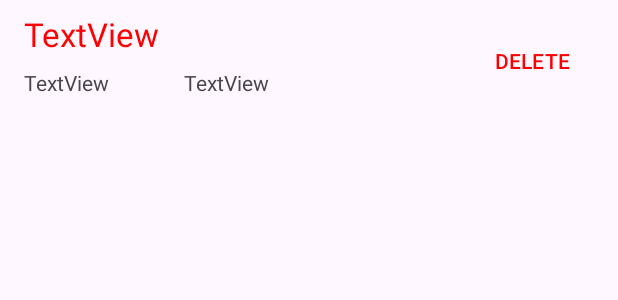
After one commit to osanchezGSU/To-Do-List, an Android app: the layout list_item.xml on its own in the app's theme, with its tools: preview values and no code run, on a phone screen of 412 x 824 dp. The commit adds this screen. Shown: the top 300 px of the screen. Run offline under Robolectric (Android 15) with nearby library versions, the phone set to English and light mode, and no system bars.

```diff
--- a/app/src/main/java/com/example/to_dolist/CalendarActivity.java
+++ b/app/src/main/java/com/example/to_dolist/CalendarActivity.java
@@ -2,10 +2,14 @@ package com.example.to_dolist;
 
 import androidx.appcompat.app.AppCompatActivity;
 
+import android.app.Activity;
 import android.content.Intent;
 import android.os.Bundle;
+import android.view.View;
 
+import com.example.to_dolist.databinding.ActivityMainBinding;
 import com.google.android.material.bottomnavigation.BottomNavigationView;
+import com.google.android.material.navigation.NavigationBarView;
 
 public class CalendarActivity extends AppCompatActivity {
 
--- a/app/src/main/java/com/example/to_dolist/ToDoAdapter.java
+++ b/app/src/main/java/com/example/to_dolist/ToDoAdapter.java
@@ -44,8 +44,8 @@ public class ToDoAdapter extends RecyclerView.Adapter {
             a method, that the method cannot return a null value  */
         public MemoViewHolder(@NonNull View itemView) {
             super(itemView);
-            textViewMemo = itemView.findViewById(R.id.textSubjectInput);
-            deleteButton = itemView.findViewById(R.id.buttonDeleteMemo);
+            textViewMemo = itemView.findViewById(R.id.textContactName);
+            deleteButton = itemView.findViewById(R.id.buttonDeleteContact);
 
             // Sets tag so we can identify which item was clicked
             itemView.setTag(this);
@@ -81,7 +81,7 @@ public class ToDoAdapter extends RecyclerView.Adapter {
     @Override
     public RecyclerView.ViewHolder onCreateViewHolder(@NonNull ViewGroup parent, int viewType) {
 
-        View v = LayoutInflater.from(parent.getContext()).inflate(R.layout.activity_list_item,
+        View v = LayoutInflater.from(parent.getContext()).inflate(R.layout.list_item,
                 parent, false);
         return new MemoViewHolder(v);
     }
--- /dev/null
+++ b/app/src/main/res/drawable/back_arrow.xml
@@ -0,0 +1,5 @@
+<vector android:autoMirrored="true" android:height="24dp"
+    android:tint="#000000" android:viewportHeight="24"
+    android:viewportWidth="24" android:width="24dp" xmlns:android="http://schemas.android.com/apk/res/android">
+    <path android:fillColor="@android:color/white" android:pathData="M11.67,3.87L9.9,2.1 0,12l9.9,9.9 1.77,-1.77L3.54,12z"/>
+</vector>
--- /dev/null
+++ b/app/src/main/res/drawable/foward_arrow.xml
@@ -0,0 +1,5 @@
+<vector android:autoMirrored="true" android:height="24dp"
+    android:tint="#000000" android:viewportHeight="24"
+    android:viewportWidth="24" android:width="24dp" xmlns:android="http://schemas.android.com/apk/res/android">
+    <path android:fillColor="@android:color/white" android:pathData="M6.23,20.23l1.77,1.77l10,-10l-10,-10l-1.77,1.77l8.23,8.23z"/>
+</vector>
--- /dev/null
+++ b/app/src/main/res/layout/list_item.xml
@@ -0,0 +1,59 @@
+<?xml version="1.0" encoding="utf-8"?>
+<androidx.constraintlayout.widget.ConstraintLayout xmlns:android="http://schemas.android.com/apk/res/android"
+    xmlns:app="http://schemas.android.com/apk/res-auto"
+    xmlns:tools="http://schemas.android.com/tools"
+    android:id="@+id/rvLayout"
+    android:layout_width="match_parent"
+    android:layout_height="wrap_content"
+    android:visibility="visible">
+
+    <TextView
+        android:id="@+id/textContactName"
+        android:layout_width="wrap_content"
+        android:layout_height="wrap_content"
+        android:layout_marginStart="16dp"
+        android:layout_marginTop="8dp"
+        android:text="TextView"
+        android:textColor="@color/system_red"
+        android:textSize="@dimen/text_size_large"
+        app:layout_constraintStart_toStartOf="parent"
+        app:layout_constraintTop_toTopOf="parent" />
+
+    <TextView
+        android:id="@+id/textPhoneNumber"
+        android:layout_width="wrap_content"
+        android:layout_height="wrap_content"
+        android:layout_marginStart="16dp"
+        android:layout_marginTop="8dp"
+        android:layout_marginBottom="8dp"
+        android:text="TextView"
+        app:layout_constraintBottom_toBottomOf="parent"
+        app:layout_constraintStart_toStartOf="parent"
+        app:layout_constraintTop_toBottomOf="@+id/textContactName" />
+
+    <TextView
+        android:id="@+id/textViewEmail"
+        android:layout_width="wrap_content"
+        android:layout_height="wrap_content"
+        android:layout_marginStart="16dp"
+        android:text="TextView"
+        app:layout_constraintBottom_toBottomOf="parent"
+        app:layout_constraintStart_toEndOf="@+id/textContactName"
+        app:layout_constraintTop_toTopOf="parent"
+        app:layout_constraintVertical_bias="0.851" />
+
+    <Button
+        android:id="@+id/buttonDeleteContact"
+        android:layout_width="wrap_content"
+        android:layout_height="wrap_content"
+        android:layout_marginTop="16dp"
+        android:layout_marginEnd="8dp"
+        android:layout_marginBottom="8dp"
+        android:background="@color/system_transparent"
+        android:text="DELETE"
+        android:textColor="@color/system_red"
+        android:visibility="visible"
+        app:layout_constraintBottom_toBottomOf="parent"
+        app:layout_constraintEnd_toEndOf="parent"
+        app:layout_constraintTop_toTopOf="parent" />
+</androidx.constraintlayout.widget.ConstraintLayout>
--- a/app/src/main/res/values/colors.xml
+++ b/app/src/main/res/values/colors.xml
@@ -8,4 +8,5 @@
     <color name="system_red">#FF0000</color>
     <color name="system_green">#11F309</color>
     <color name="system_yellow">#FFEB3B</color>
+    <color name = "system_grey">#636363</color>
 </resources>
```
Also changed, not shown: app/src/main/java/com/example/to_dolist/DatePickerDialog.java (+8 -0 lines), app/src/main/res/layout/activity_calendar.xml (+15 -12 lines), app/src/main/res/values/themes.xml (+14 -0 lines).
